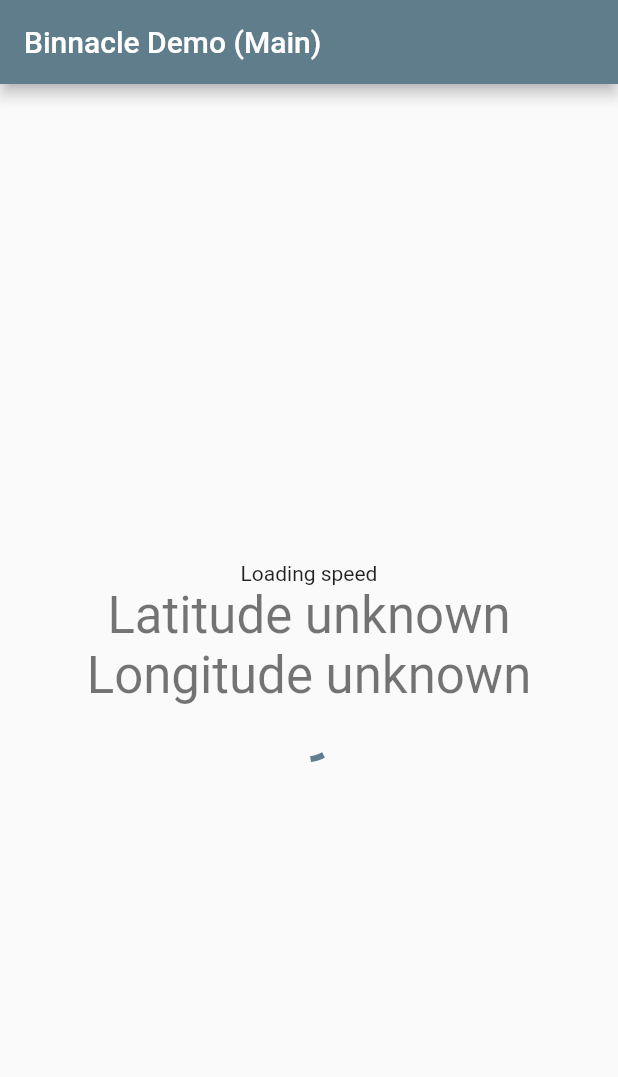
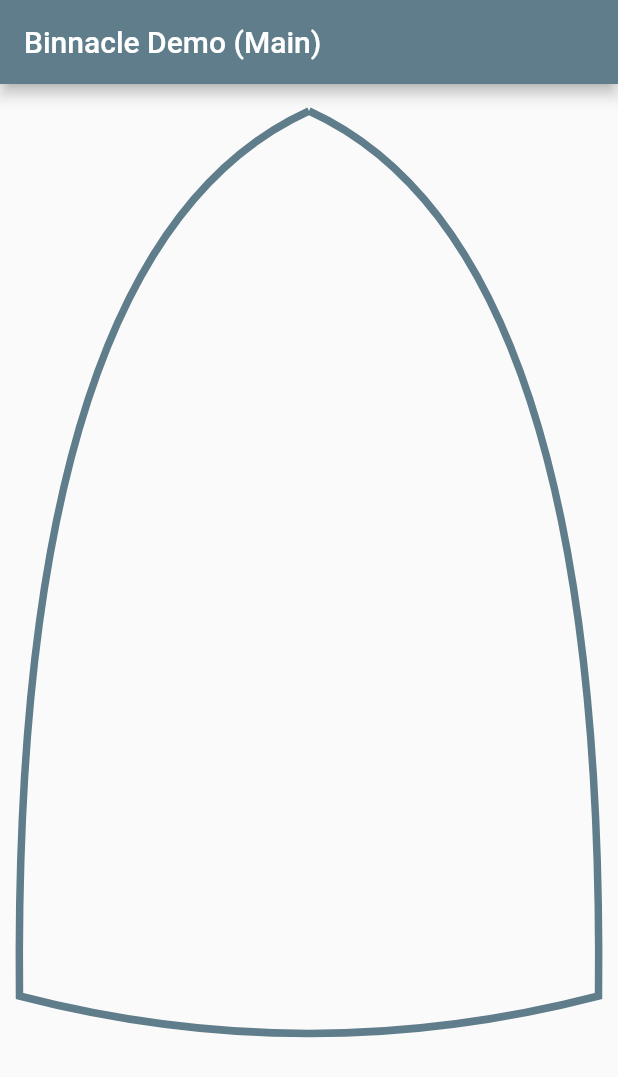
Before and after one commit to Binnacle-boys/binnacle-dart, a Flutter app: the screen it shows after launch, on a phone screen of 412 x 824 dp. Shown: the top 1077 px of the screen. Run offline on Flutter 3.47's test engine with Material 2 defaults, Android fonts, the phone set to English and light mode, and no system bars; our stand-ins replace geolocator.

Commit message:
removed homepage content, add base deck widget

```diff
--- /dev/null
+++ b/binnacle/lib/DeckWidget.dart
@@ -0,0 +1,27 @@
+import 'package:flutter/material.dart';
+class DeckWidget extends CustomPainter {
+  @override
+  void paint(Canvas canvas, Size size) {
+    final paint = Paint();
+    // set the color property of the paint
+    paint.color = Colors.blueGrey;
+    paint.style = PaintingStyle.stroke;
+    paint.strokeWidth = 5.0;
+    // var bow = Offset(size.width / 2, 10);
+    var path = Path();
+    var HorizontalMargin = 5.0;
+    var VerticalMagin = 100.0;
+
+    path.moveTo(size.width/2, 10);
+    path.quadraticBezierTo(0, 100, HorizontalMargin, size.height - VerticalMagin);
+    path.quadraticBezierTo(size.width/2, size.height - VerticalMagin/2, size.width -HorizontalMargin, size.height -VerticalMagin);
+    path.quadraticBezierTo(size.width, 100, size.width/2, 10) ;
+
+    canvas.drawPath(path, paint);
+
+    // draw the circle on centre of canvas having radius 75.0
+    // canvas.drawCircle(bow, 100.0, paint);
+  }
+  @override
+  bool shouldRepaint(CustomPainter oldDelegate) => false;
+}
--- a/binnacle/lib/main.dart
+++ b/binnacle/lib/main.dart
@@ -5,6 +5,7 @@ import 'package:geolocator/geolocator.dart';
 import './model/DataModel.dart';
 import './SpeedWidget.dart';
 import 'WindRequest.dart';
+import './DeckWidget.dart';
 
 void main() => runApp(MyApp());
 
@@ -15,15 +16,6 @@ class MyApp extends StatelessWidget {
     return MaterialApp(
       title: 'Binnacle Demo',
       theme: ThemeData(
-        // This is the theme of your application.
-        //
-        // Try running your application with "flutter run". You'll see the
-        // application has a blue toolbar. Then, without quitting the app, try
-        // changing the primarySwatch below to Colors.green and then invoke
-        // "hot reload" (press "r" in the console where you ran "flutter run",
-        // or simply save your changes to "hot reload" in a Flutter IDE).
-        // Notice that the counter didn't reset back to zero; the application
-        // is not restarted.
         primarySwatch: Colors.blueGrey,
       ),
       home: MyHomePage(title: 'Binnacle Demo (Main)'),
@@ -33,15 +25,6 @@ class MyApp extends StatelessWidget {
 
 class MyHomePage extends StatefulWidget {
   MyHomePage({Key key, this.title}) : super(key: key);
-
-  // This widget is the home page of your application. It is stateful, meaning
-  // that it has a State object (defined below) that contains fields that affect
-  // how it looks.
-
-  // This class is the configuration for the state. It holds the values (in this
-  // case the title) provided by the parent (in this case the App widget) and
-  // used by the build method of the State. Fields in a Widget subclass are
-  // always marked "final".
 
   final String title;
 
@@ -86,79 +69,73 @@ class _MyHomePageState extends State<MyHomePage> {
     // than having to individually change instances of widgets.
     return Scaffold(
       appBar: AppBar(
-        // Here we take the value from the MyHomePage object that was created by
-        // the App.build method, and use it to set our appbar title.
         title: Text(widget.title),
       ),
-      body: Center(
-        // Center is a layout widget. It takes a single child and positions it
-        // in the middle of the parent.
-        child: Column(
-          // Column is also layout widget. It takes a list of children and
-          // arranges them vertically. By default, it sizes itself to fit its
-          // children horizontally, and tries to be as tall as its parent.
-          //
-          // Invoke "debug painting" (press "p" in the console, choose the
-          // "Toggle Debug Paint" action from the Flutter Inspector in Android
-          // Studio, or the "Toggle Debug Paint" command in Visual Studio Code)
-          // to see the wireframe for each widget.
-          //
-          // Column has various properties to control how it sizes itself and
-          // how it positions its children. Here we use mainAxisAlignment to
-          // center the children vertically; the main axis here is the vertical
-          // axis because Columns are vertical (the cross axis would be
-          // horizontal).
-          mainAxisAlignment: MainAxisAlignment.center,
-          children: <Widget>[
-            SpeedWidget(positionStream: _model.currentBoat.positionStream),
-            Text(
-              _location == null ? 'Latitude unknown' : 'Latitude: ' + headingFormat.format(_location.latitude),
-              style: Theme.of(context).textTheme.display1,
+      body: Padding(
+          padding: EdgeInsets.all(8.0),
+          child: CustomPaint(
+            painter: DeckWidget(),
+            child: Container(
+              height: 700,
             ),
-            Text(
-              _location == null ? 'Longitude unknown' : 'Longitude: ' + headingFormat.format(_location.longitude),
-              style: Theme.of(context).textTheme.display1,
-            ),
-            FutureBuilder<WindRequest>(
-                future: fetchWind(_location),
-                builder: (context, snapshot) {
-                  if(snapshot.connectionState == ConnectionState.done && snapshot.data != null){
-                    return Center(
-                        child: Column(
-                            mainAxisAlignment: MainAxisAlignment.center,
-                            children: <Widget>[
-                              Text(
-                                snapshot.data.wind.heading == null ? 'Wind Heading unknown' : 'Wind Heading: ' + snapshot.data.wind.heading,
-                                style: Theme.of(context).textTheme.display1,
-                              ),
-                              Text(
-                                snapshot.data.wind.speed == null ? 'Wind Speed unknown' : 'Wind Speed: ' + snapshot.data.wind.speed,
-                                style: Theme.of(context).textTheme.display1,
-                              ),
-                            ]
-                        )
-                    );
-                  }
-                  else if(snapshot.hasError){
-                    return Container(
-                      child: Text(snapshot.error.toString())
-                    );
-                  }
-                  else{
-                    return Center(
-                      child: Column(
-                        mainAxisAlignment: MainAxisAlignment.center,
-                        children: <Widget>[
-                          CircularProgressIndicator()
-                        ],
-                      )
-                    );
-                  }
-                }
-            )
-          ],
+          ),
         ),
-      ),
+      // Center(
+
+        // child: Column(
+
+          // mainAxisAlignment: MainAxisAlignment.center,
+          // children: <Widget>[
+
+            // SpeedWidget(positionStream: _model.currentBoat.positionStream),
+            // Text(
+            //   _location == null ? 'Latitude unknown' : 'Latitude: ' + headingFormat.format(_location.latitude),
+            //   style: Theme.of(context).textTheme.display1,
+            // ),
+            // Text(
+            //   _location == null ? 'Longitude unknown' : 'Longitude: ' + headingFormat.format(_location.longitude),
+            //   style: Theme.of(context).textTheme.display1,
+            // ),
+            // FutureBuilder<WindRequest>(
+            //     future: fetchWind(_location),
+            //     builder: (context, snapshot) {
+            //       if(snapshot.connectionState == ConnectionState.done && snapshot.data != null){
+            //         return Center(
+            //             child: Column(
+            //                 mainAxisAlignment: MainAxisAlignment.center,
+            //                 children: <Widget>[
+            //                   Text(
+            //                     snapshot.data.wind.heading == null ? 'Wind Heading unknown' : 'Wind Heading: ' + snapshot.data.wind.heading,
+            //                     style: Theme.of(context).textTheme.display1,
+            //                   ),
+            //                   Text(
+            //                     snapshot.data.wind.speed == null ? 'Wind Speed unknown' : 'Wind Speed: ' + snapshot.data.wind.speed,
+            //                     style: Theme.of(context).textTheme.display1,
+            //                   ),
+            //                 ]
+            //             )
+            //         );
+            //       }
+            //       else if(snapshot.hasError){
+            //         return Container(
+            //           child: Text(snapshot.error.toString())
+            //         );
+            //       }
+            //       else{
+            //         return Center(
+            //           child: Column(
+            //             mainAxisAlignment: MainAxisAlignment.center,
+            //             children: <Widget>[
+            //               CircularProgressIndicator()
+            //             ],
+            //           )
+            //         );
+            //       }
+            //     }
+            // )
+          // ],
+        // ),
+      // ),
     );
   }
 }
```
